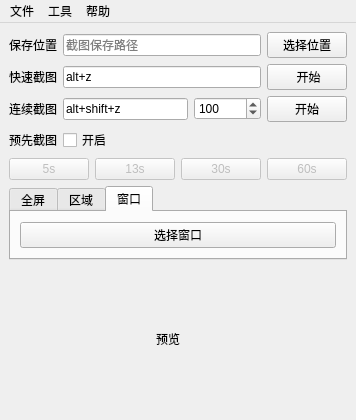
Above: mainwindow.ui from iwxyi/PigeonCapture before the change. Below: the same form after it.
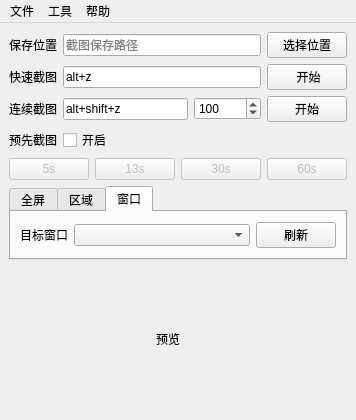
That is the form after the change. The open tabs and pages were chosen to show the change.

Commit message: 添加Qt窗口截图

Diff of the .ui file:
```diff
--- a/mainwindow.ui
+++ b/mainwindow.ui
@@ -274,11 +274,21 @@
        </attribute>
        <layout class="QVBoxLayout" name="verticalLayout_5">
         <item>
-         <layout class="QHBoxLayout" name="horizontalLayout_8">
+         <layout class="QHBoxLayout" name="horizontalLayout_8" stretch="0,1,0">
           <item>
-           <widget class="QPushButton" name="selectTargetWindow">
+           <widget class="QLabel" name="label_6">
             <property name="text">
-             <string>选择窗口</string>
+             <string>目标窗口</string>
+            </property>
+           </widget>
+          </item>
+          <item>
+           <widget class="QComboBox" name="windowsCombo"/>
+          </item>
+          <item>
+           <widget class="QPushButton" name="refreshWindows">
+            <property name="text">
+             <string>刷新</string>
             </property>
            </widget>
           </item>
```
Left out of the diff: 2 changed lines with no effect on the pictures. The commit also changes 4 other files.
